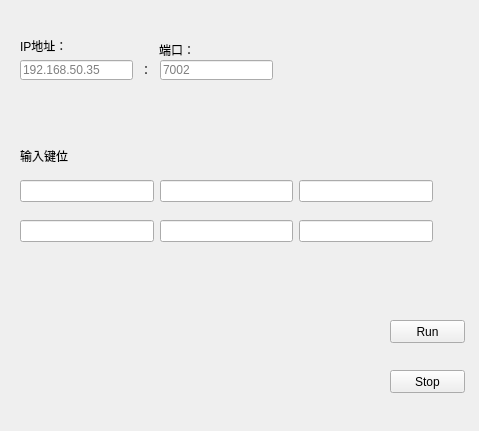
The window that QT/PC_controller.ui (ArtistVan1/FishGame_Object_Detection) describes before a commit, drawn with Qt 5.
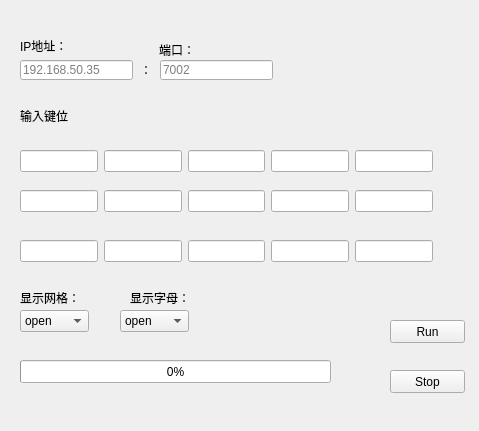
The same window after the commit.

```diff
--- a/QT/PC_controller.ui
+++ b/QT/PC_controller.ui
@@ -108,7 +108,7 @@
    <property name="geometry">
     <rect>
      <x>20</x>
-     <y>150</y>
+     <y>110</y>
      <width>50</width>
      <height>12</height>
     </rect>
@@ -121,7 +121,7 @@
    <property name="geometry">
     <rect>
      <x>20</x>
-     <y>220</y>
+     <y>150</y>
      <width>413</width>
      <height>22</height>
     </rect>
@@ -148,18 +148,32 @@
       </property>
      </widget>
     </item>
+    <item>
+     <widget class="QLineEdit" name="key4_2">
+      <property name="placeholderText">
+       <string/>
+      </property>
+     </widget>
+    </item>
+    <item>
+     <widget class="QLineEdit" name="key5_2">
+      <property name="placeholderText">
+       <string/>
+      </property>
+     </widget>
+    </item>
    </layout>
   </widget>
-  <widget class="QWidget" name="">
+  <widget class="QWidget" name="layoutWidget_3">
    <property name="geometry">
     <rect>
      <x>20</x>
-     <y>180</y>
+     <y>190</y>
      <width>413</width>
      <height>22</height>
     </rect>
    </property>
-   <layout class="QHBoxLayout" name="horizontalLayout">
+   <layout class="QHBoxLayout" name="horizontalLayout_4">
     <item>
      <widget class="QLineEdit" name="key1">
       <property name="placeholderText">
@@ -181,8 +195,148 @@
       </property>
      </widget>
     </item>
+    <item>
+     <widget class="QLineEdit" name="key2_5">
+      <property name="placeholderText">
+       <string/>
+      </property>
+     </widget>
+    </item>
+    <item>
+     <widget class="QLineEdit" name="key2_6">
+      <property name="placeholderText">
+       <string/>
+      </property>
+     </widget>
+    </item>
    </layout>
   </widget>
+  <widget class="QWidget" name="layoutWidget_4">
+   <property name="geometry">
+    <rect>
+     <x>20</x>
+     <y>240</y>
+     <width>413</width>
+     <height>22</height>
+    </rect>
+   </property>
+   <layout class="QHBoxLayout" name="horizontalLayout_5">
+    <item>
+     <widget class="QLineEdit" name="key3_1">
+      <property name="placeholderText">
+       <string/>
+      </property>
+     </widget>
+    </item>
+    <item>
+     <widget class="QLineEdit" name="key3_3">
+      <property name="placeholderText">
+       <string/>
+      </property>
+     </widget>
+    </item>
+    <item>
+     <widget class="QLineEdit" name="key3_4">
+      <property name="placeholderText">
+       <string/>
+      </property>
+     </widget>
+    </item>
+    <item>
+     <widget class="QLineEdit" name="key3_5">
+      <property name="placeholderText">
+       <string/>
+      </property>
+     </widget>
+    </item>
+    <item>
+     <widget class="QLineEdit" name="key3_6">
+      <property name="placeholderText">
+       <string/>
+      </property>
+     </widget>
+    </item>
+   </layout>
+  </widget>
+  <widget class="QComboBox" name="comboBox">
+   <property name="geometry">
+    <rect>
+     <x>20</x>
+     <y>310</y>
+     <width>69</width>
+     <height>22</height>
+    </rect>
+   </property>
+   <item>
+    <property name="text">
+     <string>open</string>
+    </property>
+   </item>
+   <item>
+    <property name="text">
+     <string>close</string>
+    </property>
+   </item>
+  </widget>
+  <widget class="QLabel" name="label_5">
+   <property name="geometry">
+    <rect>
+     <x>20</x>
+     <y>290</y>
+     <width>81</width>
+     <height>16</height>
+    </rect>
+   </property>
+   <property name="text">
+    <string>显示网格：</string>
+   </property>
+  </widget>
+  <widget class="QLabel" name="label_6">
+   <property name="geometry">
+    <rect>
+     <x>130</x>
+     <y>290</y>
+     <width>81</width>
+     <height>16</height>
+    </rect>
+   </property>
+   <property name="text">
+    <string>显示字母：</string>
+   </property>
+  </widget>
+  <widget class="QComboBox" name="box2">
+   <property name="geometry">
+    <rect>
+     <x>120</x>
+     <y>310</y>
+     <width>69</width>
+     <height>22</height>
+    </rect>
+   </property>
+   <item>
+    <property name="text">
+     <string>open</string>
+    </property>
+   </item>
+   <item>
+    <property name="text">
+     <string>close</string>
+    </property>
+   </item>
+  </widget>
+  <widget class="QProgressBar" name="progressBar">
+   <property name="geometry">
+    <rect>
+     <x>20</x>
+     <y>360</y>
+     <width>311</width>
+     <height>23</height>
+    </rect>
+   </property>
+   <property name="value">
+    <number>0</number>
+   </property>
+  </widget>
  </widget>
  <resources/>
  <connections/>
```
Left out of the diff: 16 changed lines with no effect on the pictures.
